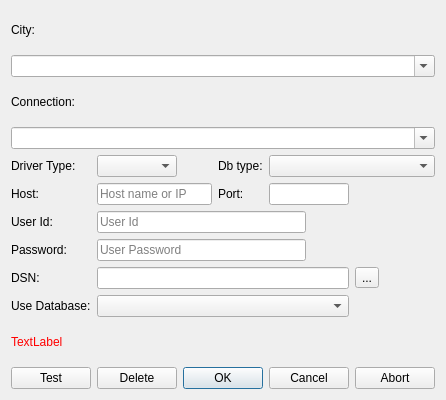
The window that mapper_app/ui/editconnectionsdlg.ui (allenck/mapper) describes before a commit, drawn with Qt 5.
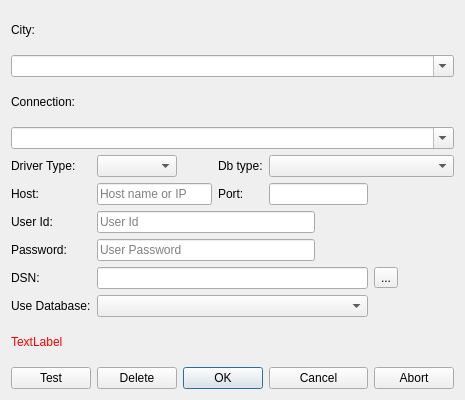
The same window after the commit. Icons and pictures are not drawn.

What changed in the file:
```diff
--- a/mapper_app/ui/editconnectionsdlg.ui
+++ b/mapper_app/ui/editconnectionsdlg.ui
@@ -6,7 +6,7 @@
    <rect>
     <x>0</x>
     <y>0</y>
-    <width>401</width>
+    <width>465</width>
     <height>400</height>
    </rect>
   </property>
```
